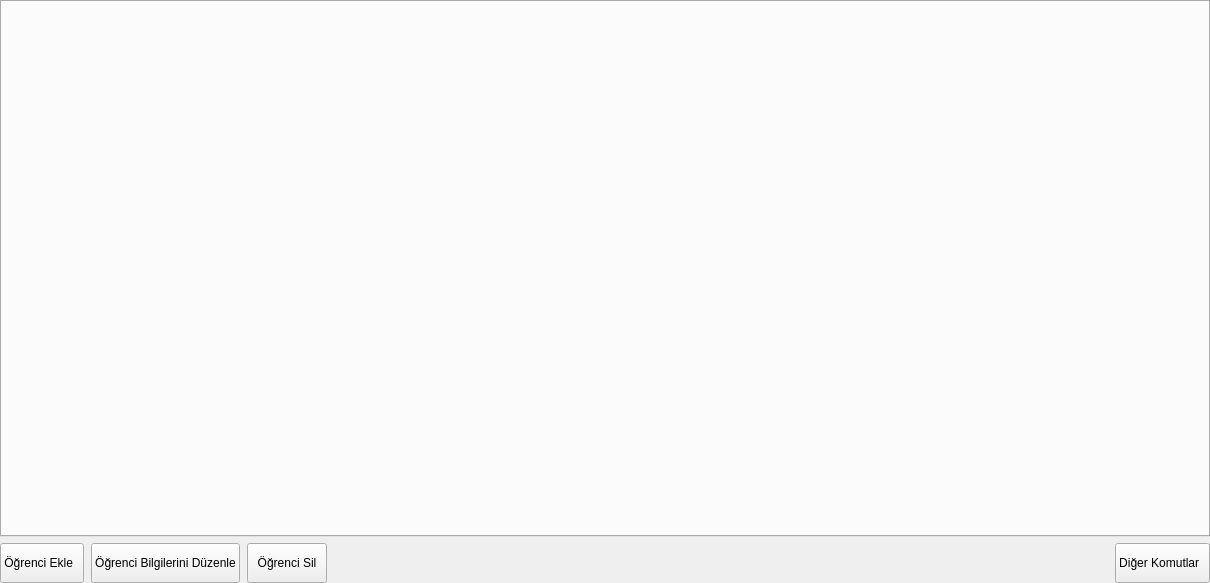
Old version of the form src/UI/DatabasePage/databasepage.ui in the repository ikolomiko/ikooskar-qt.
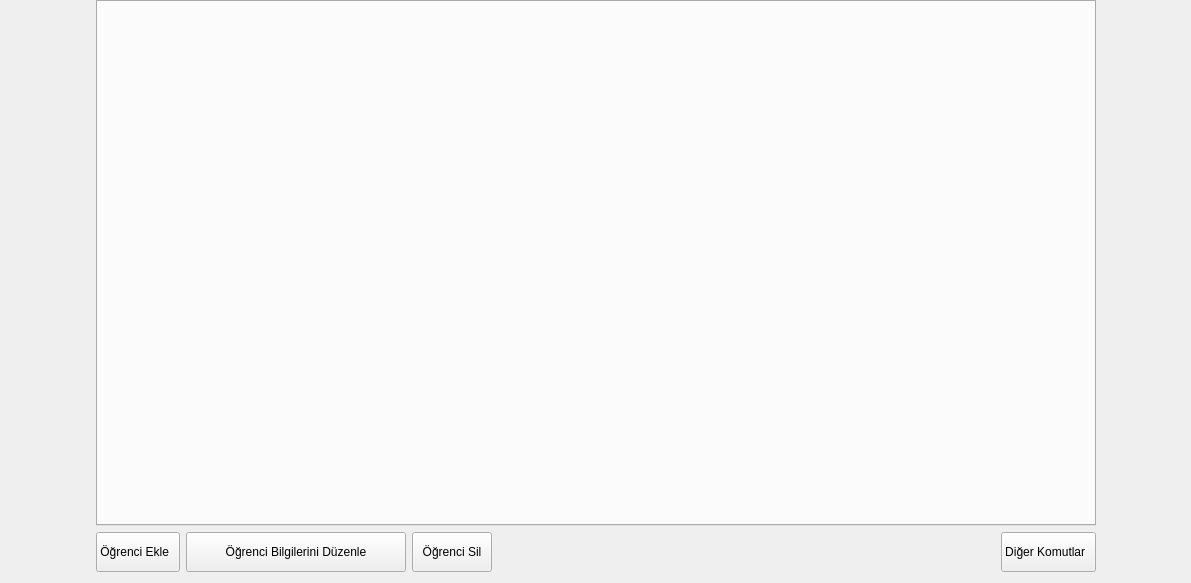
New version of the form. Icons and pictures are not drawn.

Commit message:
DbPage: margin and width limits
Set a minimum of 600px and a maximum of 1000px content width. Set the margins to 11pt.

Diff of the .ui file:
```diff
--- a/src/UI/DatabasePage/databasepage.ui
+++ b/src/UI/DatabasePage/databasepage.ui
@@ -6,7 +6,7 @@
    <rect>
     <x>0</x>
     <y>0</y>
-    <width>1210</width>
+    <width>1191</width>
     <height>583</height>
    </rect>
   </property>
@@ -19,7 +19,53 @@
   <property name="autoFillBackground">
    <bool>false</bool>
   </property>
-  <layout class="QVBoxLayout" name="verticalLayout">
+  <layout class="QHBoxLayout" name="horizontalLayout_3">
+   <property name="leftMargin">
+    <number>11</number>
+   </property>
+   <property name="topMargin">
+    <number>0</number>
+   </property>
+   <property name="rightMargin">
+    <number>11</number>
+   </property>
+   <property name="bottomMargin">
+    <number>11</number>
+   </property>
+   <item>
+    <spacer name="horizontalSpacer_2">
+     <property name="orientation">
+      <enum>Qt::Orientation::Horizontal</enum>
+     </property>
+     <property name="sizeHint" stdset="0">
+      <size>
+       <width>0</width>
+       <height>20</height>
+      </size>
+     </property>
+    </spacer>
+   </item>
+   <item>
+    <widget class="QWidget" name="wdCenter" native="true">
+     <property name="sizePolicy">
+      <sizepolicy hsizetype="Expanding" vsizetype="Preferred">
+       <horstretch>0</horstretch>
+       <verstretch>0</verstretch>
+      </sizepolicy>
+     </property>
+     <property name="minimumSize">
+      <size>
+       <width>600</width>
+       <height>0</height>
+      </size>
+     </property>
+     <property name="maximumSize">
+      <size>
+       <width>1000</width>
+       <height>16777215</height>
+      </size>
+     </property>
+     <layout class="QVBoxLayout" name="verticalLayout_2">
    <property name="leftMargin">
     <number>0</number>
    </property>
@@ -65,6 +111,19 @@
      </layout>
     </widget>
    </item>
+      <item>
+       <spacer name="horizontalSpacer_5">
+        <property name="orientation">
+         <enum>Qt::Orientation::Horizontal</enum>
+        </property>
+        <property name="sizeHint" stdset="0">
+         <size>
+          <width>1200</width>
+          <height>0</height>
+         </size>
+        </property>
+       </spacer>
+      </item>
    <item>
     <widget class="QFrame" name="frmButtons">
      <property name="frameShape">
@@ -77,9 +136,6 @@
       <number>0</number>
      </property>
      <layout class="QHBoxLayout" name="horizontalLayout">
-      <property name="spacing">
-       <number>7</number>
-      </property>
       <property name="leftMargin">
        <number>0</number>
       </property>
@@ -125,7 +181,7 @@
        <widget class="QPushButton" name="btnEdit">
         <property name="minimumSize">
          <size>
-          <width>0</width>
+             <width>220</width>
           <height>40</height>
          </size>
         </property>
@@ -186,8 +242,8 @@
         </property>
         <property name="sizeHint" stdset="0">
          <size>
-          <width>68</width>
-          <height>20</height>
+             <width>1000</width>
+             <height>0</height>
          </size>
         </property>
        </spacer>
@@ -223,6 +279,22 @@
       </item>
      </layout>
     </widget>
+      </item>
+     </layout>
+    </widget>
+   </item>
+   <item>
+    <spacer name="horizontalSpacer_3">
+     <property name="orientation">
+      <enum>Qt::Orientation::Horizontal</enum>
+     </property>
+     <property name="sizeHint" stdset="0">
+      <size>
+       <width>0</width>
+       <height>20</height>
+      </size>
+     </property>
+    </spacer>
    </item>
   </layout>
  </widget>
```
Left out of the diff: 10 changed lines with no effect on the pictures. Lines whose indentation alone changed are shown as unchanged.
